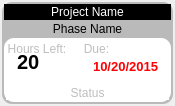
Above: DPSPipeline/widgets/mytaskswidgetitem/ui/mytaskswidgetitem.ui from kanooshka/DPS_PIPELINE before the change. Below: the same form after it.
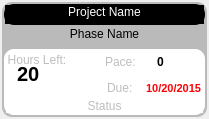
That is the form after the change.

Commit message: First round of pace for  task items

```diff
--- a/DPSPipeline/widgets/mytaskswidgetitem/ui/mytaskswidgetitem.ui
+++ b/DPSPipeline/widgets/mytaskswidgetitem/ui/mytaskswidgetitem.ui
@@ -6,8 +6,8 @@
    <rect>
     <x>0</x>
     <y>0</y>
-    <width>175</width>
-    <height>106</height>
+    <width>209</width>
+    <height>119</height>
    </rect>
   </property>
   <property name="minimumSize">
@@ -206,28 +206,75 @@
             </widget>
            </item>
            <item>
-            <widget class="QGroupBox" name="groupBox">
-             <property name="minimumSize">
-              <size>
-               <width>0</width>
-               <height>45</height>
-              </size>
+            <layout class="QVBoxLayout" name="verticalLayout_5">
+             <property name="spacing">
+              <number>2</number>
              </property>
-             <property name="autoFillBackground">
-              <bool>false</bool>
+             <property name="leftMargin">
+              <number>0</number>
              </property>
-             <property name="title">
+             <property name="topMargin">
+              <number>0</number>
+             </property>
+             <item>
+              <layout class="QHBoxLayout" name="horizontalLayout_4">
+               <item>
+                <widget class="QLabel" name="label_2">
+                 <property name="text">
+                  <string>Pace:</string>
+                 </property>
+                </widget>
+               </item>
+               <item>
+                <widget class="QLabel" name="pace">
+                 <property name="font">
+                  <font>
+                   <weight>75</weight>
+                   <bold>true</bold>
+                  </font>
+                 </property>
+                 <property name="styleSheet">
+                  <string notr="true">color: rgb(0, 0,0); background-color: rgba(0,0,0,0)</string>
+                 </property>
+                 <property name="text">
+                  <string>0</string>
+                 </property>
+                </widget>
+               </item>
+              </layout>
+             </item>
+             <item>
+              <layout class="QHBoxLayout" name="horizontalLayout_6">
+               <property name="spacing">
+                <number>2</number>
+               </property>
+               <property name="leftMargin">
+                <number>2</number>
+               </property>
+               <property name="topMargin">
+                <number>2</number>
+               </property>
+               <property name="rightMargin">
+                <number>2</number>
+               </property>
+               <property name="bottomMargin">
+                <number>2</number>
+               </property>
+               <item>
+                <widget class="QLabel" name="label">
+                 <property name="text">
               <string>Due:</string>
              </property>
-             <property name="flat">
-              <bool>false</bool>
-             </property>
-             <layout class="QHBoxLayout" name="horizontalLayout">
+                 <property name="alignment">
+                  <set>Qt::AlignBottom|Qt::AlignLeading|Qt::AlignLeft</set>
+                 </property>
+                </widget>
+               </item>
               <item>
                <widget class="QLabel" name="due">
                 <property name="font">
                  <font>
-                  <pointsize>10</pointsize>
+                   <pointsize>8</pointsize>
                   <weight>75</weight>
                   <bold>true</bold>
                  </font>
@@ -253,7 +300,8 @@
                </widget>
               </item>
              </layout>
-            </widget>
+             </item>
+            </layout>
            </item>
           </layout>
          </item>
```
Lines whose indentation alone changed are shown as unchanged. The commit also changes 1 other file.
